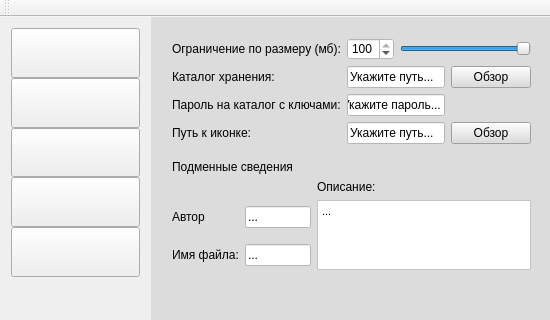
Before: the Qt Designer form EncrypterDecrypter/Encrypter.ui in PI15b/EncrypterDecrypter, drawn with Qt 5.
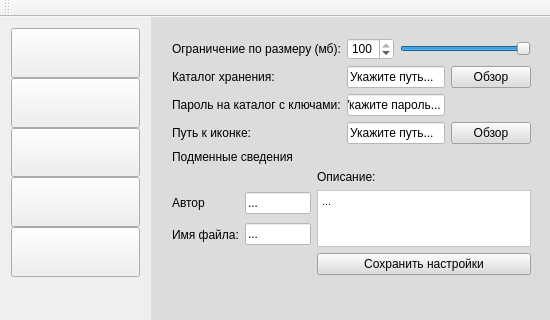
After: the same form once the commit is applied. The open tabs and pages were chosen to show the change.

Commit message: Interface ver. 1.1

The edit to the form file:
```diff
--- a/EncrypterDecrypter/Encrypter.ui
+++ b/EncrypterDecrypter/Encrypter.ui
@@ -736,7 +736,7 @@
          <x>0</x>
          <y>10</y>
          <width>381</width>
-         <height>254</height>
+         <height>259</height>
         </rect>
        </property>
        <layout class="QVBoxLayout" name="verticalLayout_3">
@@ -944,6 +944,26 @@
             </property>
            </widget>
           </item>
+          <item row="4" column="1">
+           <spacer name="verticalSpacer_4">
+            <property name="orientation">
+             <enum>Qt::Vertical</enum>
+            </property>
+            <property name="sizeHint" stdset="0">
+             <size>
+              <width>20</width>
+              <height>40</height>
+             </size>
+            </property>
+           </spacer>
+          </item>
+          <item row="4" column="2">
+           <widget class="QPushButton" name="save_button">
+            <property name="text">
+             <string>Сохранить настройки</string>
+            </property>
+           </widget>
+          </item>
          </layout>
         </item>
        </layout>
```
Left out of the diff: 2 changed lines with no effect on the pictures. The commit also changes 3 other files.
